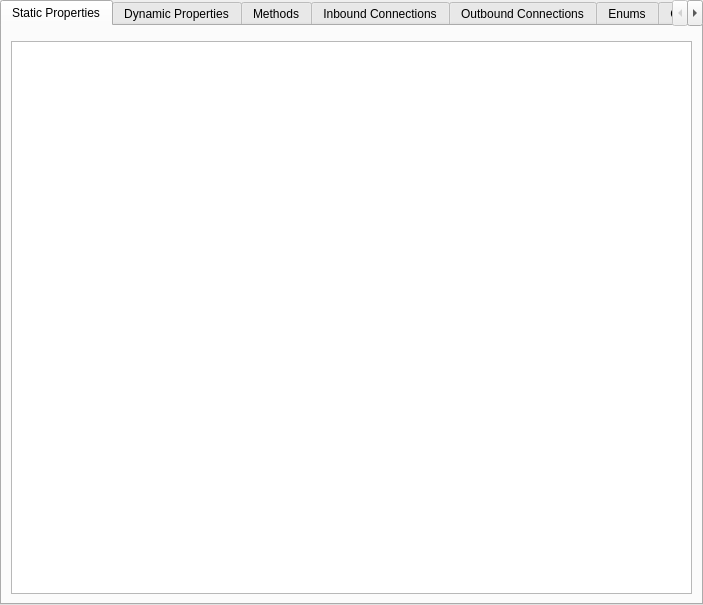
This is propertywidget.ui in netrunner-debian-kde-extras/gammaray as Qt 5 draws it before an edit. The edited form follows.
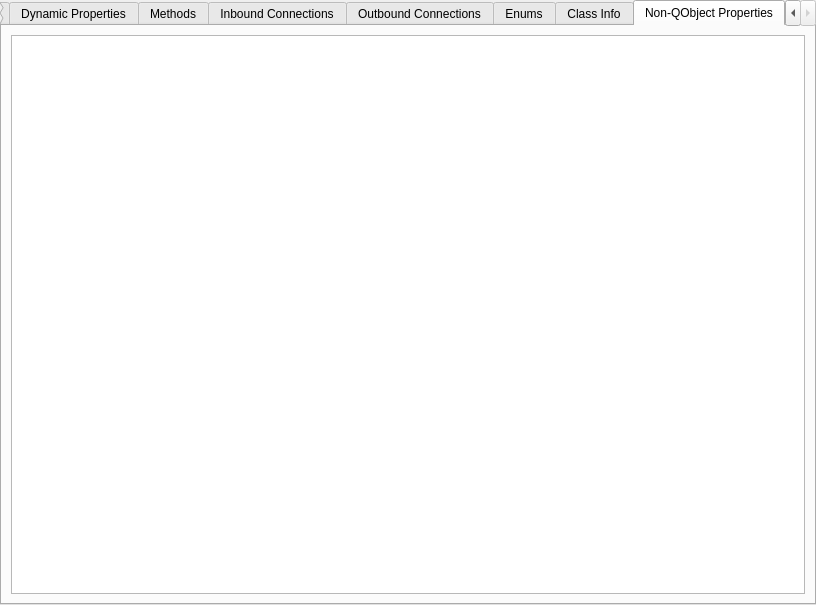
This is the edited form. The open tabs and pages were chosen to show the change. Custom widgets are drawn as their Qt base class.

```diff
--- a/propertywidget.ui
+++ b/propertywidget.ui
@@ -6,7 +6,7 @@
    <rect>
     <x>0</x>
     <y>0</y>
-    <width>703</width>
+    <width>816</width>
     <height>605</height>
    </rect>
   </property>
@@ -190,6 +190,26 @@
        </item>
       </layout>
      </widget>
+     <widget class="QWidget" name="metaPropertyTab">
+      <attribute name="title">
+       <string>Non-QObject Properties</string>
+      </attribute>
+      <layout class="QVBoxLayout" name="verticalLayout_9">
+       <item>
+        <widget class="QTreeView" name="metaPropertyView">
+         <property name="rootIsDecorated">
+          <bool>false</bool>
+         </property>
+         <property name="uniformRowHeights">
+          <bool>true</bool>
+         </property>
+         <property name="allColumnsShowFocus">
+          <bool>true</bool>
+         </property>
+        </widget>
+       </item>
+      </layout>
+     </widget>
     </widget>
    </item>
   </layout>
```
Left out of the diff: 14 changed lines with no effect on the pictures.
